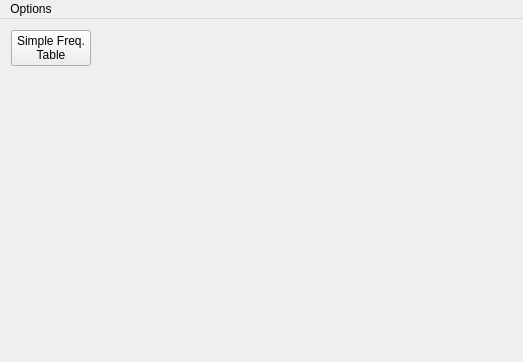
h-nick/SHelper, file ui/shelper.ui: the form before one commit.
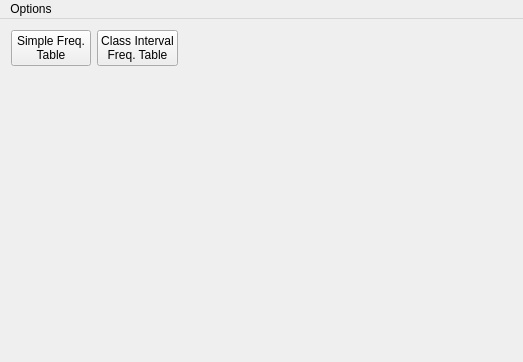
The form after the commit.

Commit message:
Added ClassIntervalFreqT declarations.
Also added some TODOs and NOTEs and added a button to call the Class
Interval Frequency Table on the Shelper QMainWindow.
Also made some changes to how the data is obtained to avoid repeating
the function.

Patch:
```diff
--- a/ui/shelper.ui
+++ b/ui/shelper.ui
@@ -15,7 +15,34 @@
   </property>
   <widget class="QWidget" name="centralWidget">
    <layout class="QGridLayout" name="gridLayout">
-    <item row="0" column="1">
+    <item row="1" column="1">
+     <widget class="QPushButton" name="button_classintervalfreq">
+      <property name="sizePolicy">
+       <sizepolicy hsizetype="Minimum" vsizetype="Fixed">
+        <horstretch>0</horstretch>
+        <verstretch>0</verstretch>
+       </sizepolicy>
+      </property>
+      <property name="text">
+       <string>Class Interval
+Freq. Table</string>
+      </property>
+     </widget>
+    </item>
+    <item row="2" column="3">
+     <spacer name="verticalSpacer">
+      <property name="orientation">
+       <enum>Qt::Vertical</enum>
+      </property>
+      <property name="sizeHint" stdset="0">
+       <size>
+        <width>20</width>
+        <height>40</height>
+       </size>
+      </property>
+     </spacer>
+    </item>
+    <item row="1" column="4">
      <spacer name="horizontalSpacer">
       <property name="orientation">
        <enum>Qt::Horizontal</enum>
@@ -29,19 +56,6 @@
      </spacer>
     </item>
     <item row="1" column="0">
-     <spacer name="verticalSpacer">
-      <property name="orientation">
-       <enum>Qt::Vertical</enum>
-      </property>
-      <property name="sizeHint" stdset="0">
-       <size>
-        <width>20</width>
-        <height>40</height>
-       </size>
-      </property>
-     </spacer>
-    </item>
-    <item row="0" column="0">
      <widget class="QPushButton" name="button_simplefreq">
       <property name="sizePolicy">
        <sizepolicy hsizetype="Minimum" vsizetype="Fixed">
```
The commit also changes 6 other files.
